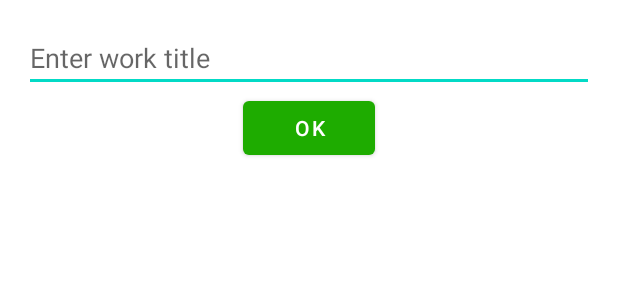
After one commit to Tirtha-razz/WagePay, an Android app: the layout custom_dialog.xml on its own in the app's theme, with its tools: preview values and no code run, on a phone screen of 412 x 824 dp. The commit adds this screen. Shown: the top 300 px of the screen. Run offline under Robolectric (Android 15) with nearby library versions, the phone set to English and light mode, and no system bars.

Commit message:
work dialog added

```diff
--- a/app/src/main/res/layout/activity_main.xml
+++ b/app/src/main/res/layout/activity_main.xml
@@ -39,7 +39,7 @@
                 <LinearLayout
                     android:layout_width="match_parent"
                     android:layout_height="wrap_content"
-                    android:background="@color/green">
+                    android:background="@color/green" >
 
                     <androidx.recyclerview.widget.RecyclerView
                         android:layout_width="match_parent"
--- /dev/null
+++ b/app/src/main/res/layout/custom_dialog.xml
@@ -0,0 +1,20 @@
+<?xml version="1.0" encoding="utf-8"?>
+<LinearLayout
+    xmlns:android="http://schemas.android.com/apk/res/android"
+    android:layout_width="match_parent"
+    android:layout_height="wrap_content"
+    android:orientation="vertical"
+    android:padding="16dp">
+
+    <EditText
+        android:layout_width="match_parent"
+        android:layout_height="wrap_content"
+        android:hint="Enter work title"/>
+
+    <Button
+        android:layout_width="wrap_content"
+        android:layout_height="wrap_content"
+        android:text="OK"
+        android:layout_gravity="center_horizontal"
+        android:id="@+id/dialog_ok_button"/>
+</LinearLayout>
```
Also changed, not shown: app/src/main/java/com/example/wagepay/MainActivity.java (+37 -4 lines), app/src/main/java/com/example/wagepay/WorkRecyclerAdapter.java (+65 -14 lines), app/src/main/res/drawable/btn_shape.xml (added, +7 -0 lines), app/src/main/res/layout/button_layout.xml (added, +24 -0 lines).
